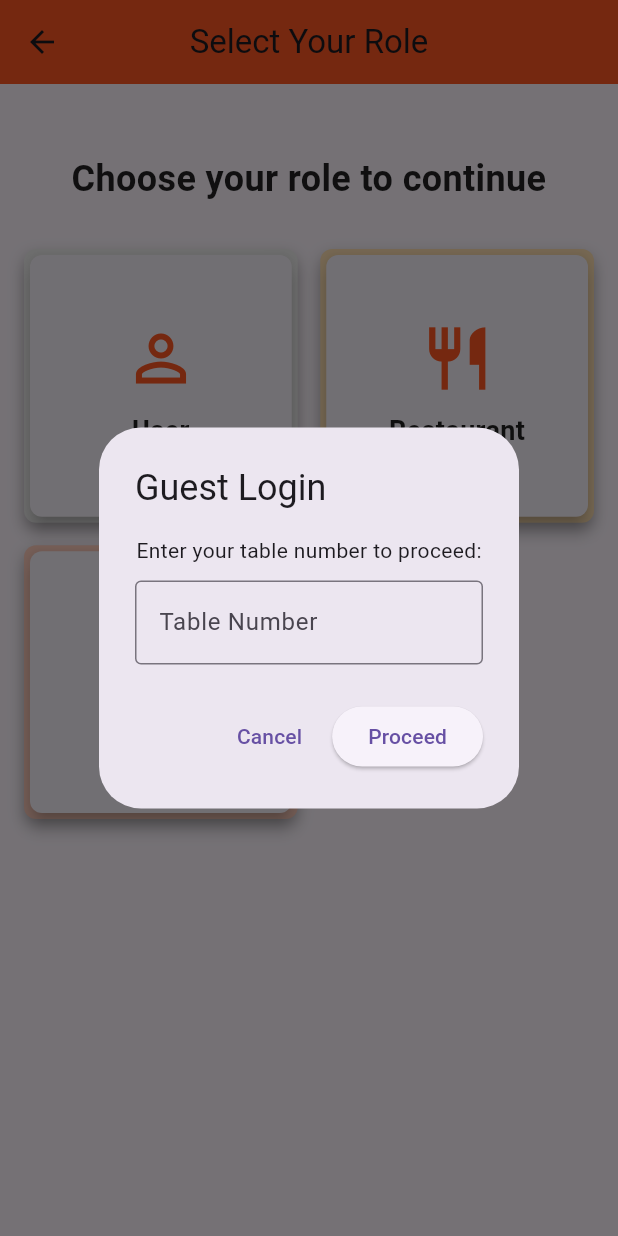
After one commit to HasEEnaEEby/tottouchordertastemobileapplication, a Flutter app: the RoleSelectionScreen screen opened by its route, after a tap on "Guest", on a phone screen of 412 x 824 dp. The commit adds this screen. Run offline on Flutter 3.47's test engine with Material 3 defaults, Android fonts, the phone set to English and light mode, and no system bars; our stand-ins replace video_player; Roboto replaces fonts that are missing (Poppins).

```diff
--- a/lib/screens/flash_screen.dart
+++ b/lib/screens/flash_screen.dart
@@ -48,7 +48,7 @@ class _FlashScreenState extends State<FlashScreen> {
         Navigator.pushReplacement(
           // ignore: use_build_context_synchronously
           context,
-          MaterialPageRoute(builder: (context) => const OnboardingPage()),
+          MaterialPageRoute(builder: (context) => const OnboardingScreen()),
         );
       });
     });
--- /dev/null
+++ b/lib/screens/role_selection_screen.dart
@@ -0,0 +1,167 @@
+import 'package:flutter/material.dart';
+
+class RoleSelectionScreen extends StatelessWidget {
+  const RoleSelectionScreen({super.key});
+
+  @override
+  Widget build(BuildContext context) {
+    return Scaffold(
+      appBar: AppBar(
+        title: const Text('Select Your Role'),
+        backgroundColor: Colors.deepOrange,
+        centerTitle: true,
+      ),
+      body: Padding(
+        padding: const EdgeInsets.all(16.0),
+        child: Column(
+          crossAxisAlignment: CrossAxisAlignment.center,
+          children: [
+            const SizedBox(height: 30),
+            const Text(
+              "Choose your role to continue",
+              style: TextStyle(
+                fontSize: 24,
+                fontWeight: FontWeight.w600,
+                color: Colors.black87,
+                fontFamily: 'Poppins',
+              ),
+              textAlign: TextAlign.center,
+            ),
+            const SizedBox(height: 30),
+            Expanded(
+              child: GridView.count(
+                crossAxisCount: 2,
+                crossAxisSpacing: 15,
+                mainAxisSpacing: 15,
+                children: [
+                  _buildRoleCard(
+                    context,
+                    title: 'User',
+                    icon: Icons.person_outline,
+                    backgroundColor: Colors.grey.shade200,
+                    onTap: () {
+                      Navigator.pushNamed(context, '/user-dashboard');
+                    },
+                  ),
+                  _buildRoleCard(
+                    context,
+                    title: 'Restaurant',
+                    icon: Icons.restaurant_outlined,
+                    backgroundColor: Colors.orange.shade100,
+                    onTap: () {
+                      Navigator.pushNamed(context, '/restaurant-dashboard');
+                    },
+                  ),
+                  _buildRoleCard(
+                    context,
+                    title: 'Guest',
+                    icon: Icons.table_chart_outlined,
+                    backgroundColor: Colors.deepOrange.shade100,
+                    onTap: () {
+                      _showGuestLoginPopup(context);
+                    },
+                  ),
+                ],
+              ),
+            ),
+          ],
+        ),
+      ),
+    );
+  }
+
+  Widget _buildRoleCard(
+    BuildContext context, {
+    required String title,
+    required IconData icon,
+    required Color backgroundColor,
+    required VoidCallback onTap,
+  }) {
+    return GestureDetector(
+      onTap: onTap,
+      child: Container(
+        decoration: BoxDecoration(
+          color: backgroundColor,
+          borderRadius: BorderRadius.circular(8), // Rounded rectangle border
+          boxShadow: const [
+            BoxShadow(
+              color: Colors.black26,
+              blurRadius: 8,
+              offset: Offset(0, 4),
+            ),
+          ],
+        ),
+        child: Card(
+          elevation: 5,
+          shape: RoundedRectangleBorder(
+            borderRadius: BorderRadius.circular(8),
+          ),
+          child: Padding(
+            padding: const EdgeInsets.symmetric(vertical: 20, horizontal: 15),
+            child: Column(
+              mainAxisAlignment: MainAxisAlignment.center,
+              children: [
+                Icon(
+                  icon,
+                  size: 50,
+                  color: Colors.deepOrange,
+                ),
+                const SizedBox(height: 10),
+                Text(
+                  title,
+                  style: const TextStyle(
+                    fontSize: 18,
+                    fontWeight: FontWeight.w600,
+                    color: Colors.black87,
+                    fontFamily: 'Poppins',
+                  ),
+                  textAlign: TextAlign.center,
+                ),
+              ],
+            ),
+          ),
+        ),
+      ),
+    );
+  }
+
+  void _showGuestLoginPopup(BuildContext context) {
+    showDialog(
+      context: context,
+      builder: (BuildContext context) {
+        return AlertDialog(
+          title: const Text('Guest Login'),
+          content: const Column(
+            mainAxisSize: MainAxisSize.min,
+            children: [
+              Text('Enter your table number to proceed:'),
+              SizedBox(height: 10),
+              TextField(
+                keyboardType: TextInputType.number,
+                decoration: InputDecoration(
+                  labelText: 'Table Number',
+                  border: OutlineInputBorder(),
+                ),
+              ),
+            ],
+          ),
+          actions: [
+            TextButton(
+              onPressed: () {
+                Navigator.pop(context);
+              },
+              child: const Text('Cancel'),
+            ),
+            ElevatedButton(
+              onPressed: () {
+                Navigator.pop(context);
+                Navigator.pushNamed(context, '/guest-dashboard');
+              },
+              child: const Text('Proceed'),
+            ),
+          ],
+        );
+      },
+    );
+  }
+}
```
Also changed, not shown: lib/main.dart (+9 -1 lines), lib/screens/onboarding_screen.dart (+168 -125 lines), lib/utils/constants.dart (+3 -9 lines).
